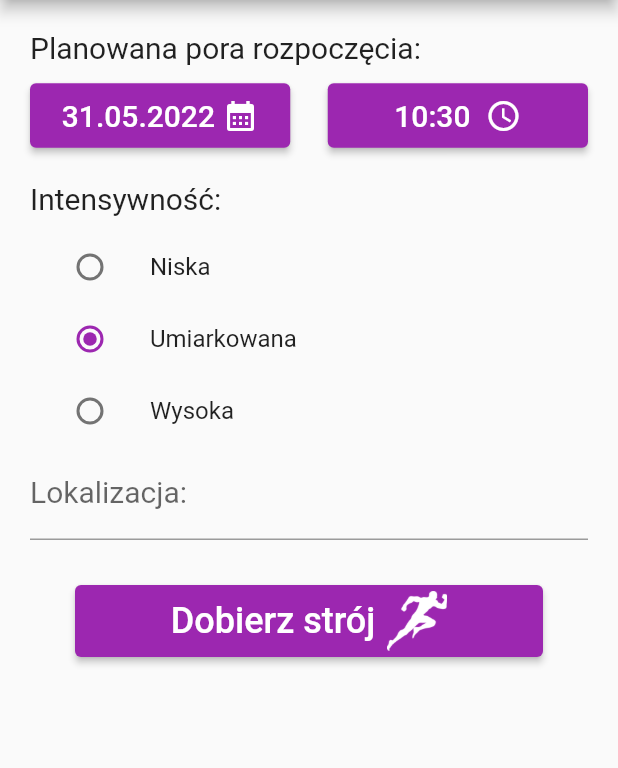
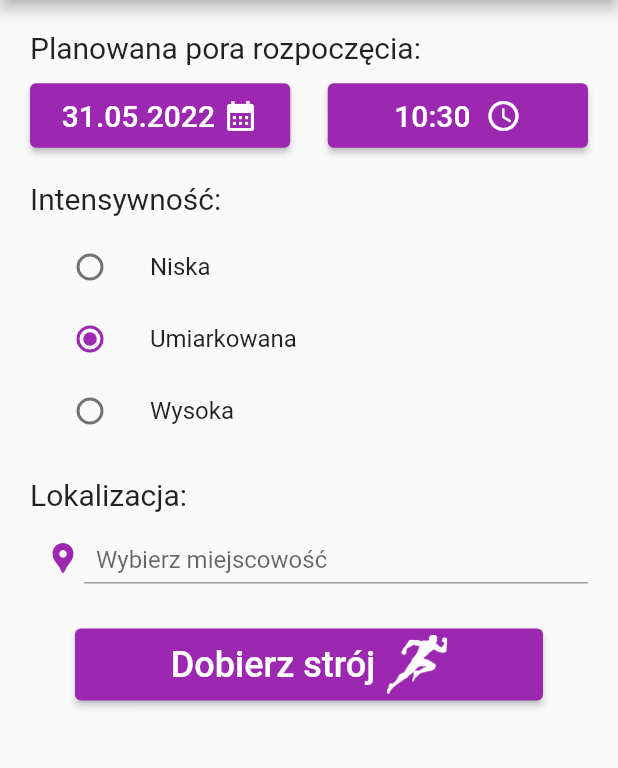
Before and after one commit to mzych1/WPAM, a Flutter app: the screen it shows after launch, on a phone screen of 412 x 824 dp, the part 84-852 px from its top. Run offline on Flutter 3.47's test engine with Material 2 defaults, Android fonts, the phone set to English and light mode, and no system bars; our stand-ins replace auto_size_text, google_sign_in.

Commit message:
Wybór lokalizacji

```diff
--- a/what_to_wear/lib/screens/activity_creation.dart
+++ b/what_to_wear/lib/screens/activity_creation.dart
@@ -2,8 +2,11 @@ import 'package:flutter/material.dart';
 import 'package:flutter/services.dart';
 import 'package:intl/intl.dart';
 import 'package:auto_size_text/auto_size_text.dart';
+import 'package:uuid/uuid.dart';
 
 import '../google_sign_in.dart';
+import '../place_service.dart';
+import 'cities_search.dart';
 
 enum ActivityIntensity { low, medium, high }
 
@@ -46,11 +49,20 @@ class ActivityCreationFormState extends State<ActivityCreationForm> {
   final DateFormat dateFormatter = DateFormat('dd.MM.yyyy');
   final DateFormat timeFormatter = DateFormat('HH:mm');
   ActivityIntensity? _intensity = ActivityIntensity.medium;
+  final _controller = TextEditingController();
+  String _latitude = '';
+  String _longitude = '';
 
   @override
   Widget build(BuildContext context) {
     final hours = dateTime.hour.toString().padLeft(2, '0');
     final minutes = dateTime.minute.toString().padLeft(2, '0');
+
+    @override
+    void dispose() {
+      _controller.dispose();
+      super.dispose();
+    }
 
     // Build a Form widget using the _formKey created above.
     return Form(
@@ -198,21 +210,52 @@ class ActivityCreationFormState extends State<ActivityCreationForm> {
               ),
             ],
           ),
-          TextFormField(
-            // The validator receives the text that the user has entered.
-            decoration: const InputDecoration(
-              border: UnderlineInputBorder(),
-              labelText: 'Lokalizacja:',
-              labelStyle: TextStyle(
-                fontSize: 20,
+          const SizedBox(
+            height: 20,
+          ),
+          Column(
+            crossAxisAlignment: CrossAxisAlignment.start,
+            children: [
+              const Text(
+                'Lokalizacja:',
+                style: TextStyle(fontSize: 20),
               ),
-            ),
-            validator: (value) {
-              if (value == null || value.isEmpty) {
-                return 'Pole wymagane';
-              }
-              return null;
-            },
+              TextField(
+                controller: _controller,
+                readOnly: true,
+                onTap: () async {
+                  // generate a new token here
+                  final sessionToken = const Uuid().v4();
+                  final Suggestion? result = await showSearch(
+                    context: context,
+                    delegate: CitiesSearch(sessionToken),
+                  );
+                  // This will change the text displayed in the TextField
+                  if (result != null && result.placeId.isNotEmpty) {
+                    final placeGeometry = await PlaceApiProvider(sessionToken)
+                        .getPlaceGeometryFromId(result.placeId);
+                    setState(() {
+                      _controller.text = result.description;
+                      _latitude = placeGeometry.latitude;
+                      _longitude = placeGeometry.longitude;
+                    });
+                  }
+                },
+                decoration: InputDecoration(
+                  icon: Container(
+                    margin: const EdgeInsets.only(left: 10),
+                    width: 10,
+                    height: 10,
+                    child: const Icon(
+                      Icons.location_pin,
+                      color: Colors.purple,
+                    ),
+                  ),
+                  hintText: "Wybierz miejscowość",
+                  contentPadding: const EdgeInsets.only(left: 8.0, top: 16.0),
+                ),
+              ),
+            ],
           ),
           Padding(
             padding: const EdgeInsets.all(30.0),
--- a/what_to_wear/pubspec.yaml
+++ b/what_to_wear/pubspec.yaml
@@ -37,6 +37,8 @@ dependencies:
   # Use with the CupertinoIcons class for iOS style icons.
   cupertino_icons: ^1.0.2
   auto_size_text: ^3.0.0
+  http: ^0.13.4
+  uuid: ^3.0.6
 
 dev_dependencies:
   flutter_test:
```
Also changed, not shown: what_to_wear/lib/place_service.dart (added, +79 -0 lines), what_to_wear/lib/screens/cities_search.dart (added, +83 -0 lines), 1 other file.
